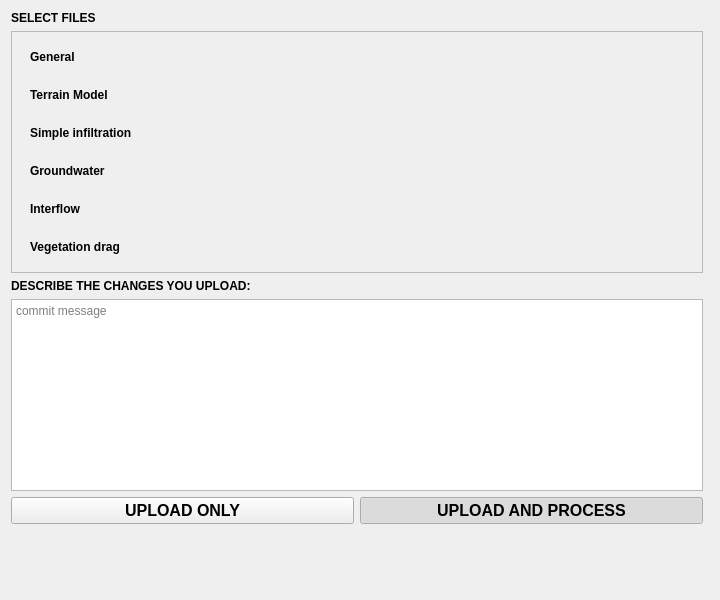
Old version of the form threedi_models_and_simulations/ui/upload_wizard/page_select_files.ui in the repository nens/threedi-api-qgis-client.
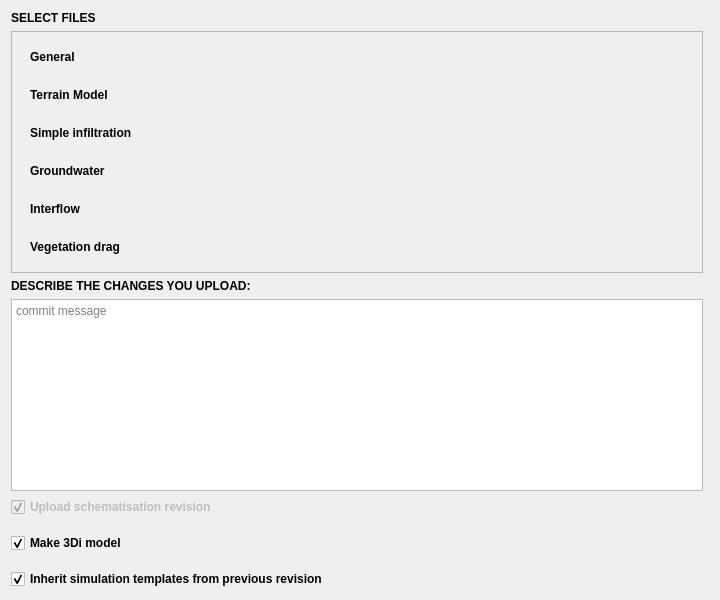
New version of the form.

```diff
--- a/threedi_models_and_simulations/ui/upload_wizard/page_select_files.ui
+++ b/threedi_models_and_simulations/ui/upload_wizard/page_select_files.ui
@@ -52,59 +52,58 @@
     </widget>
    </item>
    <item row="6" column="0">
-    <layout class="QGridLayout" name="gridLayout_2">
-     <property name="bottomMargin">
-      <number>0</number>
-     </property>
-     <item row="0" column="0">
-      <widget class="QPushButton" name="pb_upload_only">
+    <widget class="QCheckBox" name="cb_upload_schematisation_revision">
        <property name="font">
         <font>
          <family>Segoe UI</family>
-         <pointsize>12</pointsize>
          <weight>75</weight>
          <bold>true</bold>
         </font>
        </property>
        <property name="text">
-        <string>UPLOAD ONLY</string>
-       </property>
-       <property name="checkable">
-        <bool>true</bool>
+      <string>Upload schematisation revision</string>
        </property>
        <property name="checked">
+      <bool>true</bool>
+     </property>
+     <property name="enabled">
         <bool>false</bool>
        </property>
-       <property name="autoExclusive">
-        <bool>true</bool>
-       </property>
-      </widget>
-     </item>
-     <item row="0" column="1">
-      <widget class="QPushButton" name="pb_upload_and_process">
+    </widget>
+   </item>
+			<item row="7" column="0">
+				<widget class="QCheckBox" name="cb_make_3di_model">
        <property name="font">
         <font>
          <family>Segoe UI</family>
-         <pointsize>12</pointsize>
          <weight>75</weight>
          <bold>true</bold>
         </font>
        </property>
        <property name="text">
-        <string>UPLOAD AND PROCESS</string>
-       </property>
-       <property name="checkable">
+						<string>Make 3Di model</string>
+					</property>
+					<property name="checked">
         <bool>true</bool>
        </property>
+				</widget>
+			</item>
+			<item row="8" column="0">
+				<widget class="QCheckBox" name="cb_inherit_templates">
+					<property name="font">
+						<font>
+							<family>Segoe UI</family>
+							<weight>75</weight>
+							<bold>true</bold>
+						</font>
+					</property>
+					<property name="text">
+						<string>Inherit simulation templates from previous revision</string>
+					</property>
        <property name="checked">
         <bool>true</bool>
        </property>
-       <property name="autoExclusive">
-        <bool>true</bool>
-       </property>
-      </widget>
-     </item>
-    </layout>
+				</widget>
    </item>
    <item row="3" column="0">
     <widget class="QLabel" name="label_3">
```
Left out of the diff: 9 changed lines with no effect on the pictures. Lines whose indentation alone changed are shown as unchanged.
